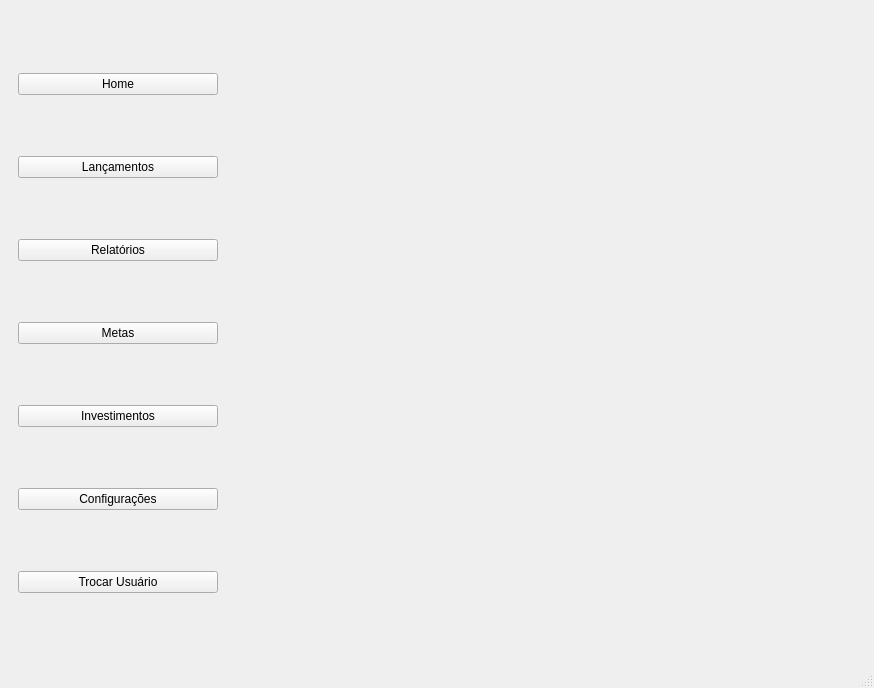
Before: the Qt Designer form MeuCentavoApp/Designer/FormsDashboard/formMainDashboard.ui in bee0ne1/MeuCentavo, drawn with Qt 5.
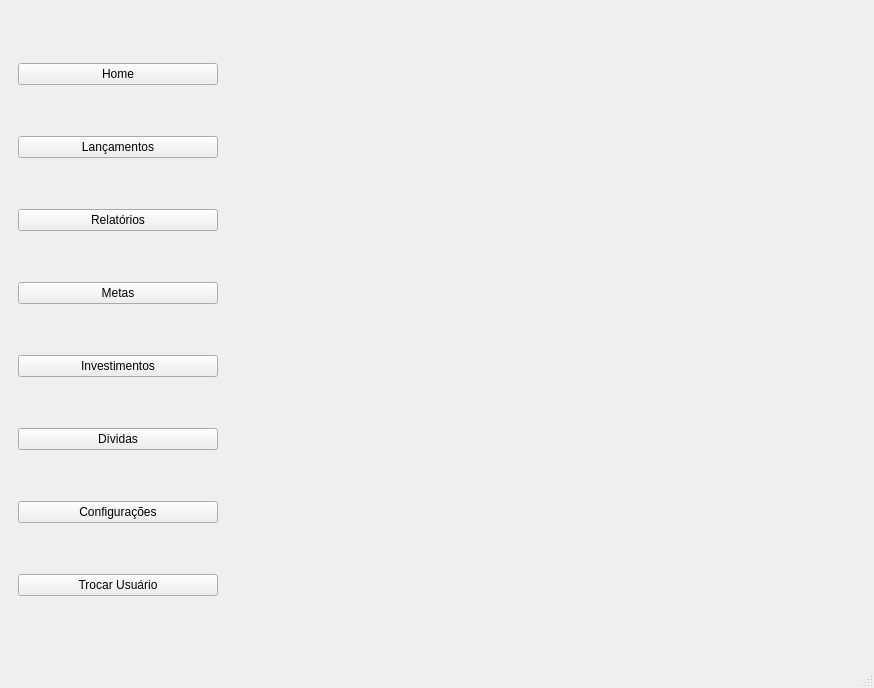
After: the same form once the commit is applied.

```diff
--- a/MeuCentavoApp/Designer/FormsDashboard/formMainDashboard.ui
+++ b/MeuCentavoApp/Designer/FormsDashboard/formMainDashboard.ui
@@ -57,6 +57,13 @@
              </property>
             </widget>
            </item>
+           <item>
+            <widget class="QPushButton" name="buttonDividas">
+             <property name="text">
+              <string>Dívidas</string>
+             </property>
+            </widget>
+           </item>
            <item>
             <widget class="QPushButton" name="buttonConfiguracoes">
              <property name="text">
```
